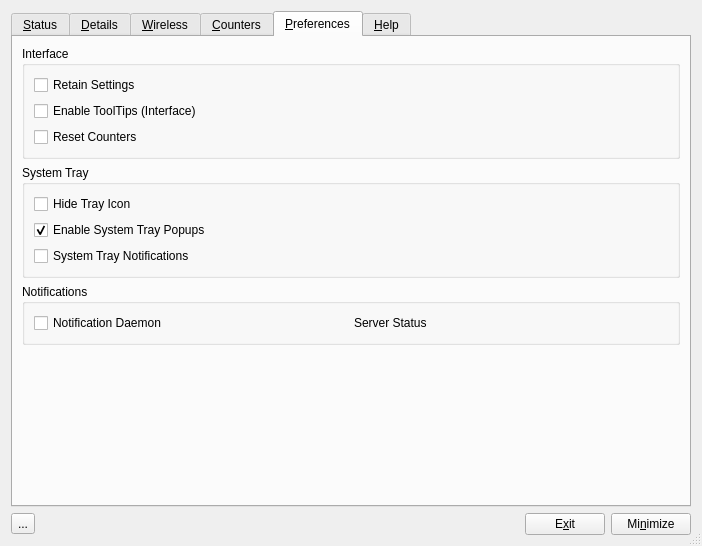
Qt form code/control_box/ui/controlbox.ui (andrew-bibb/cmst) before a commit.
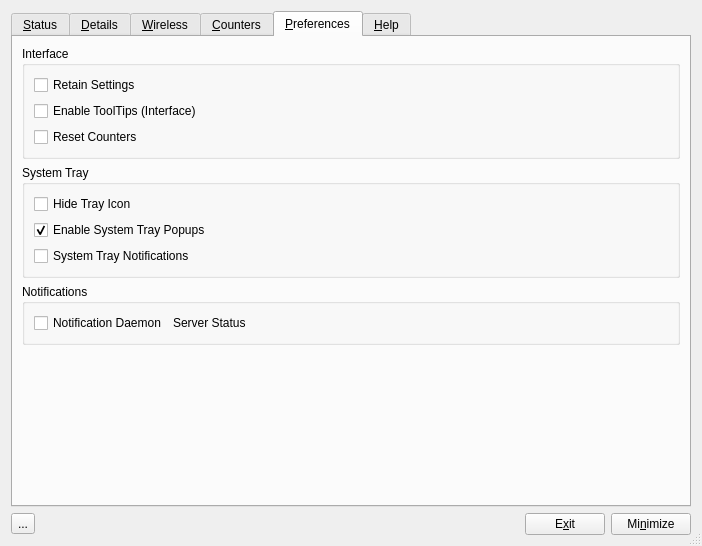
The same form after that commit. The open tabs and pages were chosen to show the change. Icons and pictures are not drawn.

Commit message: ui cleanup and image-path hint

Patch:
```diff
--- a/code/control_box/ui/controlbox.ui
+++ b/code/control_box/ui/controlbox.ui
@@ -936,9 +936,18 @@
           </item>
           <item>
            <widget class="QLabel" name="label_serverstatus">
+            <property name="sizePolicy">
+             <sizepolicy hsizetype="Preferred" vsizetype="Preferred">
+              <horstretch>1</horstretch>
+              <verstretch>0</verstretch>
+             </sizepolicy>
+            </property>
             <property name="text">
              <string>Server Status</string>
             </property>
+            <property name="wordWrap">
+             <bool>true</bool>
+            </property>
            </widget>
           </item>
          </layout>
```
The commit also changes 3 other files.
